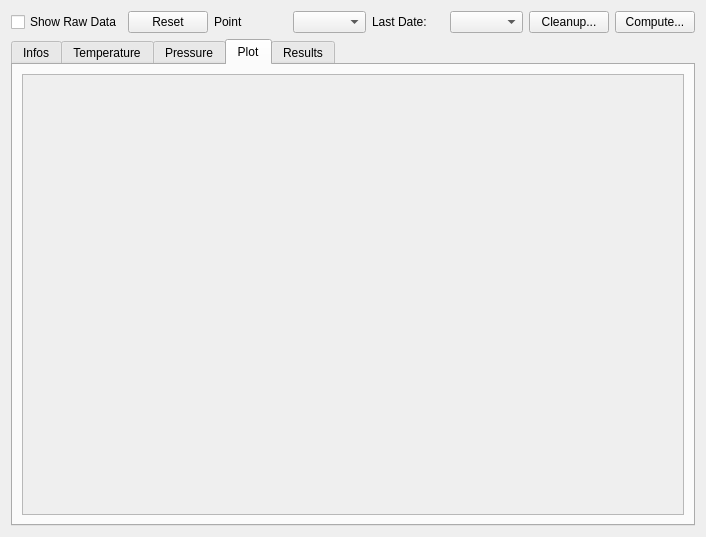
Old version of the form molonari_data/molonaviz/datapointview.ui in the repository leamailhol/MOLO-projet-interface.
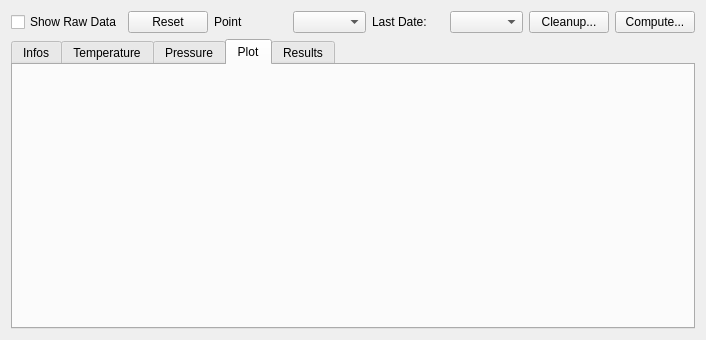
New version of the form. The open tabs and pages were chosen to show the change. Icons and pictures are not drawn.

```diff
--- a/molonari_data/molonaviz/datapointview.ui
+++ b/molonari_data/molonaviz/datapointview.ui
@@ -7,7 +7,7 @@
     <x>0</x>
     <y>0</y>
     <width>706</width>
-    <height>537</height>
+    <height>340</height>
    </rect>
   </property>
   <property name="windowTitle">
@@ -176,47 +176,6 @@
       <attribute name="title">
        <string>Plot</string>
       </attribute>
-      <layout class="QGridLayout" name="gridLayout_5">
-       <item row="0" column="0">
-        <widget class="QScrollArea" name="scrollArea_2">
-         <property name="widgetResizable">
-          <bool>true</bool>
-         </property>
-         <widget class="QWidget" name="scrollAreaWidgetContents_2">
-          <property name="geometry">
-           <rect>
-            <x>0</x>
-            <y>0</y>
-            <width>662</width>
-            <height>442</height>
-           </rect>
-          </property>
-          <layout class="QVBoxLayout" name="verticalLayout_3">
-           <item>
-            <widget class="QLabel" name="labelPlotTemp">
-             <property name="text">
-              <string/>
-             </property>
-             <property name="scaledContents">
-              <bool>true</bool>
-             </property>
-            </widget>
-           </item>
-           <item>
-            <widget class="QLabel" name="labelPlotPressure">
-             <property name="text">
-              <string/>
-             </property>
-             <property name="scaledContents">
-              <bool>true</bool>
-             </property>
-            </widget>
-           </item>
-          </layout>
-         </widget>
-        </widget>
-       </item>
-      </layout>
      </widget>
      <widget class="QWidget" name="tabResults">
       <attribute name="title">
```
Left out of the diff: 70 changed lines with no effect on the pictures.
